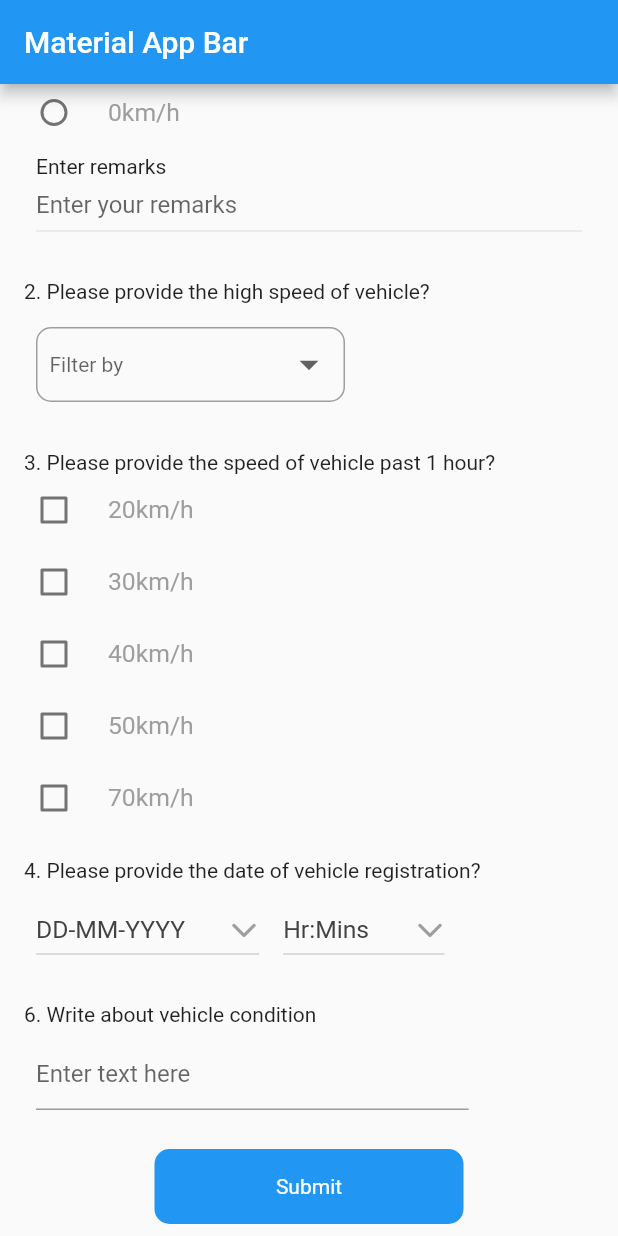
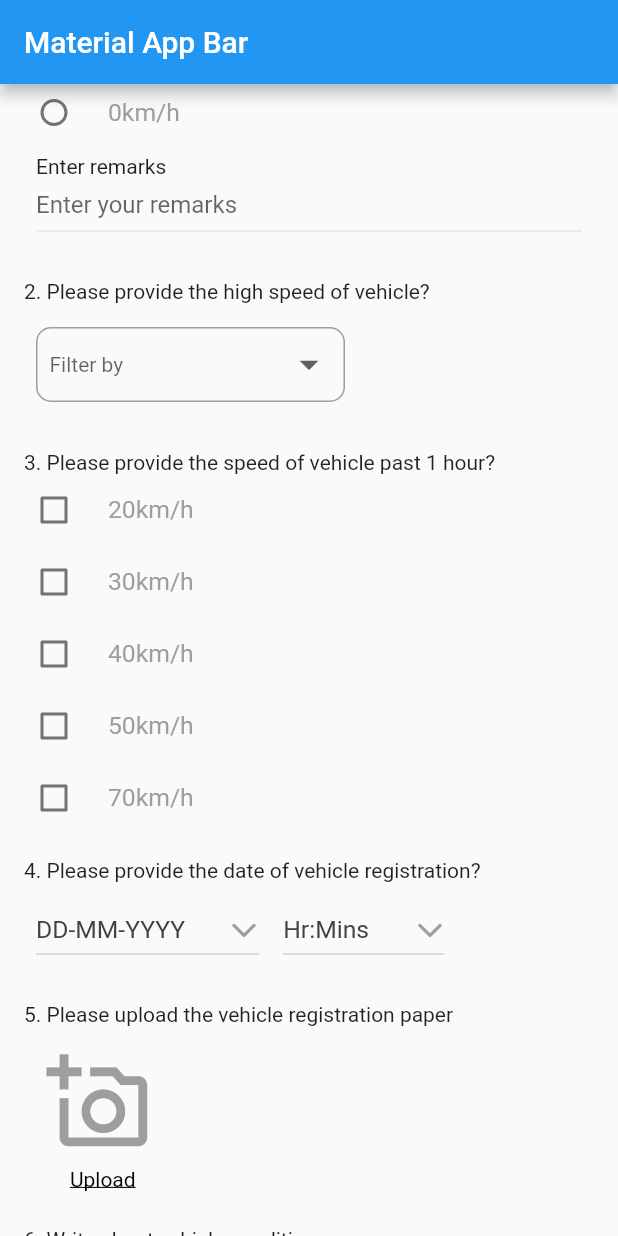
Before and after one commit to tanmoy27112000/SimpleFormBuilder, a Flutter app: the screen it shows after launch, scrolled down 153 dp, on a phone screen of 412 x 824 dp. Run offline on Flutter 3.47's test engine with Material 2 defaults, Android fonts, the phone set to English and light mode, and no system bars.

Commit message:
file upload issue (#16)
* textfield decoration added

* textField width var added

* checkList model changed

* checklist moved to global

* add file question added

* file upload onclick added

* changes made to add a file onTap

* added function to constant

* onUpload variable added

* removed file picker

* removed file picker

* onUpload changes

* onUpload changes

* comment for onUpload

Co-authored-by: Tanmoy karmakar <tkarmakar27112000@gmail.com>

```diff
--- a/lib/src/formWidget.dart
+++ b/lib/src/formWidget.dart
@@ -1,12 +1,13 @@
+import 'dart:io';
 import 'package:flutter/material.dart';
 import 'package:simple_form_builder/global/constant.dart';
 import 'package:simple_form_builder/src/widgets/customDropdownWidget.dart';
-
 import '../global/checklistModel.dart';
 
 class FormBuilder extends StatefulWidget {
   final Map<String, dynamic> initialData;
   InputDecoration? textfieldDecoration;
+  String onUpload;
   String? multipleimage,
       dropdownImage,
       dateImage,
@@ -24,6 +25,7 @@ class FormBuilder extends StatefulWidget {
   FormBuilder({
     required this.initialData,
     required this.index,
+    required this.onUpload, //variable to add the uploaded file
     this.textfieldDecoration, //adds inputdecoration to textfields
     this.textFieldWidth, //to change the width of textField
     this.multipleimage, //adds  image for case 'multiple'
@@ -370,6 +372,72 @@ class _FormBuilderState extends State<FormBuilder> {
           ],
         );
 
+      case "file":
+        return Column(
+          crossAxisAlignment: CrossAxisAlignment.start,
+          children: <Widget>[
+            Padding(
+              padding: EdgeInsets.only(left: 16.0, top: 16),
+              child: Text(
+                "${checklistModel!.data![widget.index].questions!.indexOf(e) + 1}. ${e.title}",
+              ),
+            ),
+            Padding(
+              padding: const EdgeInsets.all(8.0),
+              child: Column(
+                children: [
+                  Padding(
+                    padding: const EdgeInsets.all(8.0),
+                    child: Stack(
+                      alignment: Alignment.topRight,
+                      children: [
+                        Container(
+                          height: 70,
+                          width: 100,
+                          child: Icon(
+                            Icons.add_a_photo_outlined,
+                            color: Colors.grey[500],
+                            size: 70,
+                          ),
+                        ),
+                        e.answer != null
+                            ? CircleAvatar(
+                                backgroundColor: Colors.green,
+                                radius: 15,
+                                child: Icon(
+                                  Icons.check,
+                                  color: Colors.white,
+                                ),
+                              )
+                            : SizedBox.shrink(),
+                      ],
+                    ),
+                  ),
+                  InkWell(
+                    onTap: () async {
+                      String url = widget.onUpload;
+                      setState(() {
+                        e.answer = url;
+                      });
+                    },
+                    child: Padding(
+                      padding: const EdgeInsets.only(left: 5.0),
+                      child: Text(
+                        "Upload",
+                        style: TextStyle(
+                          color: Colors.black,
+                          decoration: TextDecoration.underline,
+                        ),
+                      ),
+                    ),
+                  ),
+                ],
+              ),
+            ),
+            remarkWidget(e, remarks, widget.remarkImage),
+          ],
+        );
+
       case "text":
         return Column(
           crossAxisAlignment: CrossAxisAlignment.start,
```
